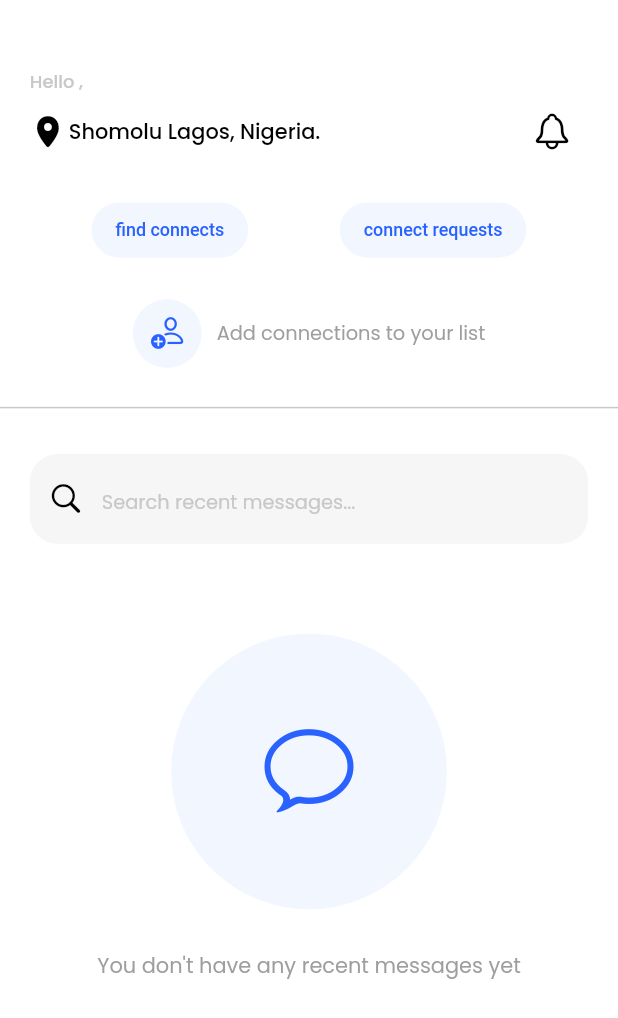
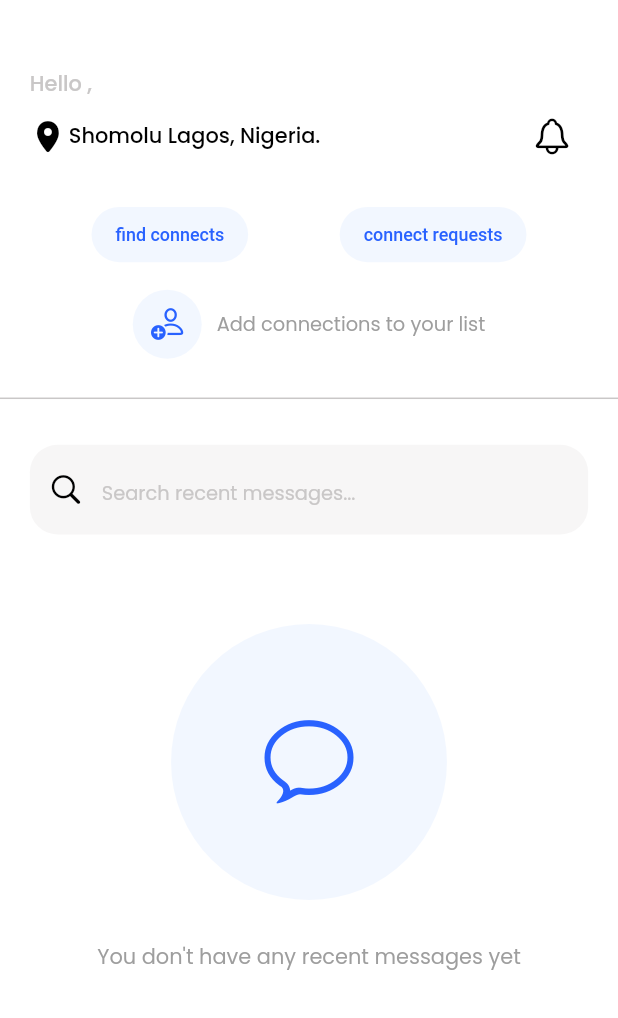
Before and after one commit to seniorman-dev/pichat, a Flutter app: the ChatScreen screen opened directly, on a phone screen of 412 x 824 dp. Shown: the top 1018 px of the screen. Run offline on Flutter 3.47's test engine with Material 2 defaults, Android fonts, the phone set to English and light mode, and no system bars; our stand-ins replace animated_splash_screen, cloud_firestore, firebase_auth, firebase_core, firebase_messaging, firebase_storage and 9 more; missing offline and left inert: date_time_format, hidable; accounts and stored records are empty.

Commit message:
modified:   lib/user/chat/controller/chat_service_controller.dart 	modified:   lib/user/chat/screen/dm_screen.dart 	modified:   lib/user/chat/screen/home_screen.dart 	modified:   lib/user/chat/widget/bottom_engine.dart 	modified:   lib/user/chat/widget/chat_list.dart 	modified:   lib/user/chat/widget/friends_list.dart 	modified:   lib/user/chat/widget/recent_chats_list.dart

```diff
--- a/lib/user/chat/screen/dm_screen.dart
+++ b/lib/user/chat/screen/dm_screen.dart
@@ -121,9 +121,11 @@ class DMScreen extends StatelessWidget {
                 ),
                 //input content or textfield
                 BottomEngine(
-                  receiverName: receiverName
+                  receiverName: receiverName,
+                  receiverId: receiverID,
+                  receiverPhoto: receiverProfilePic,
                 ),
-                SizedBox(height: 20.h,)
+                SizedBox(height: 10.h,)
               ]
             ),
           ],
--- a/lib/user/chat/screen/home_screen.dart
+++ b/lib/user/chat/screen/home_screen.dart
@@ -50,7 +50,6 @@ class _ChatScreenState extends State<ChatScreen> {
     }
 
 
-
     return SafeArea(
       child: Scaffold(
         backgroundColor: AppTheme().whiteColor,
@@ -80,26 +79,26 @@ class _ChatScreenState extends State<ChatScreen> {
                             style: GoogleFonts.poppins(
                               textStyle: TextStyle(
                                 color: AppTheme().darkGreyColor,
-                                fontSize: 12.sp,
+                                fontSize: 14.sp, //12.sp
                                 fontWeight: FontWeight.w500
                               )
                             ),
                           );
                         }
-                        else if (snapshot.hasError) {
+                        if (snapshot.hasError) {
                           // Handle error if any
                           return Text(
                             'Error: ${snapshot.error}',
                             style: GoogleFonts.poppins(
                               textStyle: TextStyle(
                                 color: AppTheme().darkGreyColor,
-                                fontSize: 12.sp,
+                                fontSize: 14.sp, //12.sp
                                 fontWeight: FontWeight.w500
                               )
                             ),
                           );
                         }
-                        else if (snapshot.hasData) {
+                        if (snapshot.hasData) {
                           // Check if the snapshot has data before accessing it
                           var data = snapshot.data!.data();
                           if (data != null) {
@@ -110,24 +109,23 @@ class _ChatScreenState extends State<ChatScreen> {
                               style: GoogleFonts.poppins(
                                 textStyle: TextStyle(
                                   color: AppTheme().darkGreyColor,
-                                  fontSize: 12.sp,
+                                  fontSize: 14.sp, //12.sp
                                   fontWeight: FontWeight.w500
                                 )
                               ),
                             );
                           }
-                          else {
                           return Text(
                             'Data not found',
                             style: GoogleFonts.poppins(
                               textStyle: TextStyle(
                                 color: AppTheme().darkGreyColor,
-                                  fontSize: 12.sp,
+                                fontSize: 14.sp,  //12.sp
                                 fontWeight: FontWeight.w500
                               )
                             ),
                           );
-                          }
+
                         }
                         else {
                           return SizedBox();
@@ -136,6 +134,8 @@ class _ChatScreenState extends State<ChatScreen> {
                     ),
 
                     //SizedBox(height: 5.h,),
+
+                    //////////////GEOLOCATOR
                     Row(
                       mainAxisAlignment: MainAxisAlignment.spaceBetween,
                       children: [
@@ -171,7 +171,9 @@ class _ChatScreenState extends State<ChatScreen> {
                   ],
                 ),
               ),
+
               SizedBox(height: 5.h,),
+
               //find connects button
               Center(
                 child: Row(
@@ -232,13 +234,16 @@ class _ChatScreenState extends State<ChatScreen> {
                   ],
                 ),
               ),
-              SizedBox(height: 30.h,),
+
+              SizedBox(height: 20.h,),
 
               //list of friends
               FriendsList(),
 
               SizedBox(height: 20.h,),
+
               Divider(color: AppTheme().darkGreyColor, thickness: 1,),
+
               SizedBox(height: 20.h,), //30.h
 
               //search for recent chats
--- a/lib/user/chat/widget/friends_list.dart
+++ b/lib/user/chat/widget/friends_list.dart
@@ -29,7 +29,7 @@ class FriendsList extends StatelessWidget {
   @override
   Widget build(BuildContext context) {
     var controller = Provider.of<AuthController>(context);
-    var chatController = Provider.of<ChatServiceController>(context);
+    var chatServiceController = Provider.of<ChatServiceController>(context);
     return StreamBuilder(
       stream: controller.firestore.collection('users').doc(controller.userID).collection('friends').snapshots(),
       builder: (context, snapshot) {
@@ -91,16 +91,18 @@ class FriendsList extends StatelessWidget {
                         String userId = snapshot.get('id');
                         ////////////////////////
                         Get.to(() => DMScreen(
-                          isOnline: true,  //data['isOnline'],
+                          isOnline: true, //data['isOnline'],
                           receiverProfilePic: data['photo'],
                           receiverID: data['id'],
                           receiverName: data['name'],
                           senderName: userName,
                           senderId: userId,
                         ));
+                        chatServiceController.updateisSeenStatus(isSeen: true, receiverId: data['id']);
+                        //chatServiceController.updateOnlineStatus(isOnline: true);
                       },
                       onLongPress: () {
-                        chatController.removeUserFromFriendList(friendId: data['id']);
+                        chatServiceController.removeUserFromFriendList(friendId: data['id']);
                       },
                       child: CircleAvatar(
                         radius: 40.r,
```
Also changed, not shown: lib/user/chat/controller/chat_service_controller.dart (+40 -20 lines), lib/user/chat/widget/bottom_engine.dart (+23 -9 lines), lib/user/chat/widget/chat_list.dart (+21 -11 lines), lib/user/chat/widget/recent_chats_list.dart (+17 -13 lines). Lines whose indentation alone changed are shown as unchanged.
